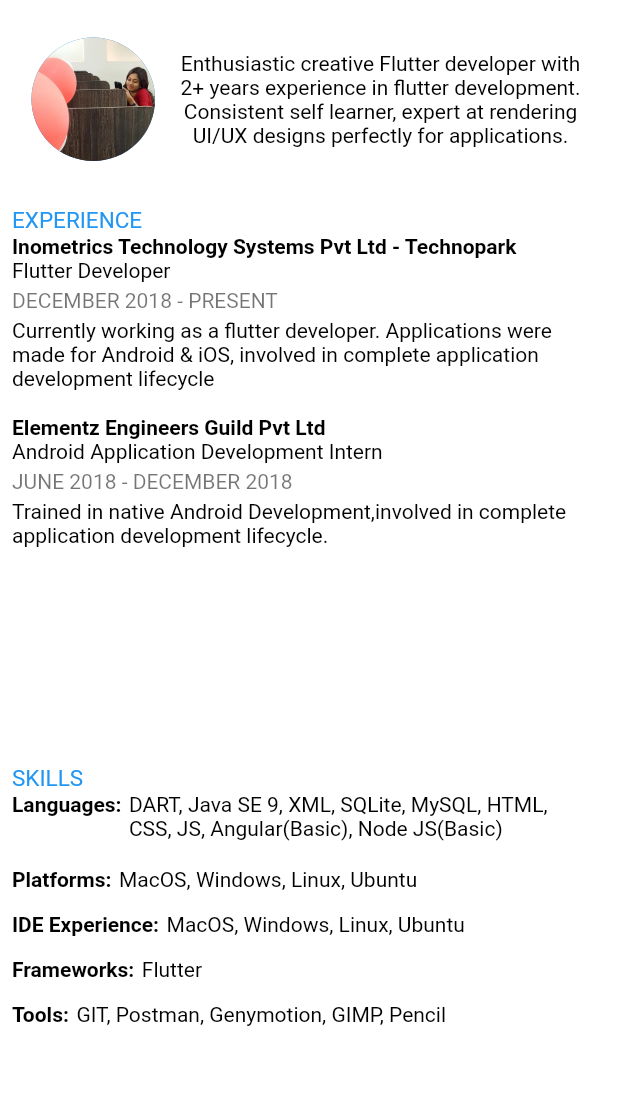
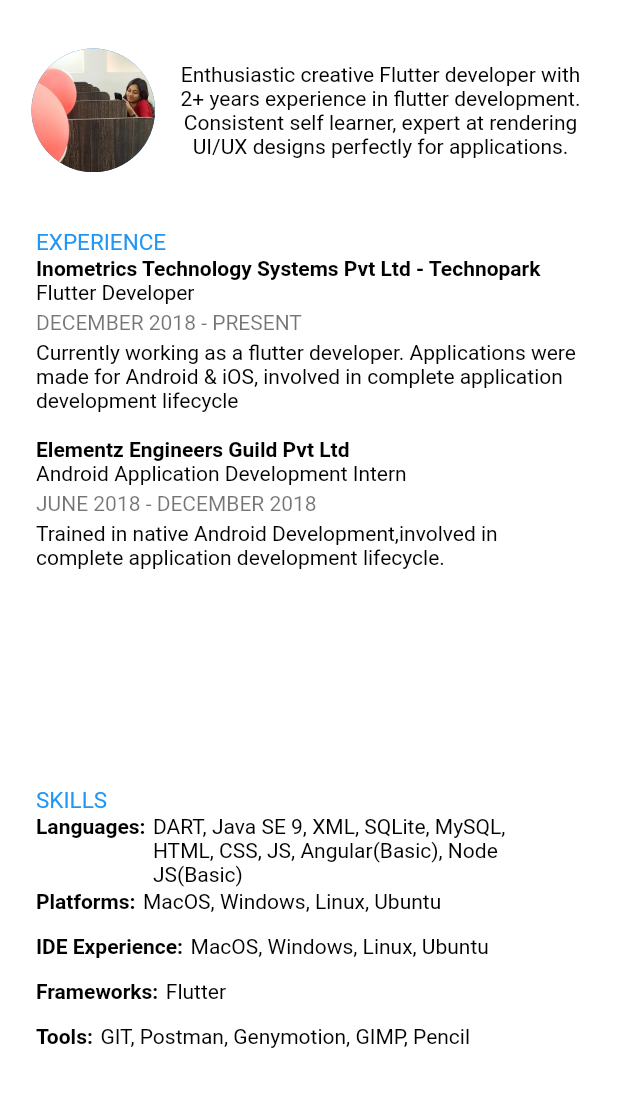
Before and after one commit to abhiramicdev/portfolio, a Flutter app: the CVScreen screen opened by its route, on a phone screen of 412 x 824 dp, the part 62-1169 px from its top. Run offline on Flutter 3.47's test engine with Material 2 defaults, Android fonts, the phone set to English and light mode, and no system bars; our stand-ins replace google_fonts; missing offline and left inert: flutter_sinusoidals; Roboto replaces fonts that are missing (Martel).

Commit message:
Margin area added to cvcscreen, media widths modified

```diff
--- a/lib/screens/cv_screen.dart
+++ b/lib/screens/cv_screen.dart
@@ -6,6 +6,7 @@ import 'package:myportfolio/widgets/subheading_style.dart';
 class CVScreen extends StatelessWidget {
   @override
   Widget build(BuildContext context) {
+    double margin = MediaQuery.of(context).size.width / 12;
     return Scaffold(
       backgroundColor: Colors.white,
       appBar: AppBar(
@@ -43,7 +44,7 @@ class CVScreen extends StatelessWidget {
                   ),
                   Container(
                     // color: Colors.lightBlue[50],
-                    height: MediaQuery.of(context).size.height / 8,
+                    height: MediaQuery.of(context).size.height / 7,
                     width: MediaQuery.of(context).size.width / 1.5,
                     child: Center(
                       child: Text(
@@ -62,9 +63,39 @@ class CVScreen extends StatelessWidget {
                 // color: Colors.orange,
                 height: MediaQuery.of(context).size.width >
                         MediaQuery.of(context).size.height
-                    ? MediaQuery.of(context).size.height / 2.5
+                    ? MediaQuery.of(context).size.height / 2.3
                     : MediaQuery.of(context).size.height / 2.1,
                 width: MediaQuery.of(context).size.width,
+                child: Row(
+                  mainAxisAlignment: MainAxisAlignment.start,
+                  children: [
+                    Container(
+                      // color: Colors.blue,
+                      height: MediaQuery.of(context).size.width >
+                              MediaQuery.of(context).size.height
+                          ? MediaQuery.of(context).size.height / 2.3
+                          : MediaQuery.of(context).size.height / 2.1,
+                      width: MediaQuery.of(context).size.width >
+                              MediaQuery.of(context).size.height
+                          ? MediaQuery.of(context).size.width / 14
+                          : 16,
+                    ),
+                    // MediaQuery.of(context).size.width >
+                    //         MediaQuery.of(context).size.height
+                    //     ? Container(
+                    //         color: Colors.lightBlue,
+                    //         width: MediaQuery.of(context).size.width / 12)
+                    //     : SizedBox(width: 0),
+                    // padding: MediaQuery.of(context).size.width >
+                    //           MediaQuery.of(context).size.height
+                    //       ? const EdgeInsets.only(left:50): EdgeInsets.only(left:0),
+                    Container(
+                      // color: Colors.lightGreen,
+                      height: MediaQuery.of(context).size.width >
+                              MediaQuery.of(context).size.height
+                          ? MediaQuery.of(context).size.height / 2.3
+                          : MediaQuery.of(context).size.height / 2.1,
+                      width: MediaQuery.of(context).size.width * 3.5 / 4,
                       child: Column(
                         crossAxisAlignment: CrossAxisAlignment.start,
                         children: [
@@ -129,6 +160,9 @@ class CVScreen extends StatelessWidget {
                         ],
                       ),
                     ),
+                  ],
+                ),
+              ),
               //** SKILLS */
               Container(
                 // color: Colors.lightGreen[50],
@@ -137,9 +171,36 @@ class CVScreen extends StatelessWidget {
                         MediaQuery.of(context).size.height
                     ? MediaQuery.of(context).size.height / 3
                     : MediaQuery.of(context).size.height / 2.2,
+                child: Row(
+                  mainAxisAlignment: MainAxisAlignment.start,
+                  children: [
+                    Container(
+                      // color: Colors.blue,
+                      height: MediaQuery.of(context).size.width >
+                              MediaQuery.of(context).size.height
+                          ? MediaQuery.of(context).size.height / 3
+                          : MediaQuery.of(context).size.height / 2.2,
+                      width: MediaQuery.of(context).size.width >
+                              MediaQuery.of(context).size.height
+                          ? MediaQuery.of(context).size.width / 14
+                          : 16,
+                    ),
+                    Container(
+                      // color: Colors.lightGreen[50],
+                      width: MediaQuery.of(context).size.width * 3.6 / 4,
+                      height: MediaQuery.of(context).size.width >
+                              MediaQuery.of(context).size.height
+                          ? MediaQuery.of(context).size.height / 3
+                          : MediaQuery.of(context).size.height / 2.2,
                       child: Column(
                         crossAxisAlignment: CrossAxisAlignment.start,
                         children: [
+                          // MediaQuery.of(context).size.width >
+                          //         MediaQuery.of(context).size.height
+                          //     ? Container(
+                          //         color: Colors.lightBlue,
+                          //         width: MediaQuery.of(context).size.width / 3)
+                          //     : SizedBox(width: 0),
                           Text(
                             "SKILLS",
                             style: GoogleFonts.martel(
@@ -155,7 +216,10 @@ class CVScreen extends StatelessWidget {
                               SizedBox(width: 5),
                               SkillTile(
                                   "DART, Java SE 9, XML, SQLite, MySQL, HTML, CSS, JS, Angular(Basic), Node JS(Basic)",
-                            50.0),
+                                  MediaQuery.of(context).size.width >
+                                          MediaQuery.of(context).size.height
+                                      ? MediaQuery.of(context).size.height / 24
+                                      : 50),
                             ],
                           ),
                           Row(
@@ -193,7 +257,8 @@ class CVScreen extends StatelessWidget {
                             children: [
                               SubHeading("Tools:"),
                               SizedBox(width: 5),
-                        SkillTile("GIT, Postman, Genymotion, GIMP, Pencil", 30),
+                              SkillTile(
+                                  "GIT, Postman, Genymotion, GIMP, Pencil", 30),
                             ],
                           ),
                           //                              Row(
@@ -213,6 +278,9 @@ class CVScreen extends StatelessWidget {
                   ],
                 ),
               ),
+            ],
+          ),
+        ),
       ),
     );
   }
--- a/lib/widgets/skill_tile.dart
+++ b/lib/widgets/skill_tile.dart
@@ -10,7 +10,7 @@ class SkillTile extends StatelessWidget {
     return Container(
       // color: Colors.purple[50],
       height: this.height,
-      width: MediaQuery.of(context).size.width * 2.8 / 4,
+      width: MediaQuery.of(context).size.width * 2.6 / 4,
       child: Text(
         this.title,
         style: GoogleFonts.martel(
```
Lines whose indentation alone changed are shown as unchanged.
